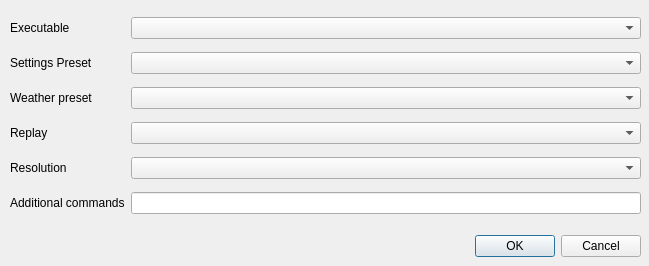
Before: the Qt Designer form source/widgets/test_runner_dialog.ui in X-Plane/telemetry-viewer, drawn with Qt 5.
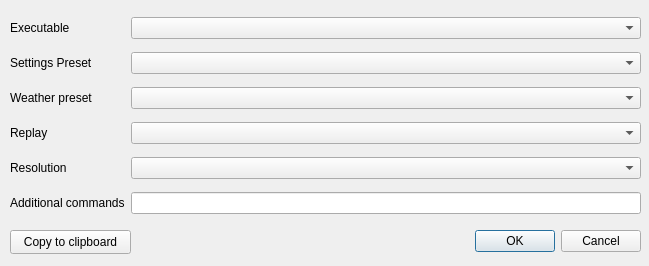
After: the same form once the commit is applied.

Commit message: Added a button to the test runner UI that allows copying the command line arguments to the clipboard

Patch:
```diff
--- a/source/widgets/test_runner_dialog.ui
+++ b/source/widgets/test_runner_dialog.ui
@@ -17,9 +17,9 @@
    <property name="geometry">
     <rect>
      <x>300</x>
-     <y>230</y>
+     <y>221</y>
      <width>341</width>
-     <height>32</height>
+     <height>41</height>
     </rect>
    </property>
    <property name="orientation">
@@ -101,6 +101,19 @@
     </item>
    </layout>
   </widget>
+  <widget class="QPushButton" name="m_copy_to_clipboard">
+   <property name="geometry">
+    <rect>
+     <x>10</x>
+     <y>230</y>
+     <width>121</width>
+     <height>24</height>
+    </rect>
+   </property>
+   <property name="text">
+    <string>Copy to clipboard</string>
+   </property>
+  </widget>
  </widget>
  <resources/>
  <connections>
```
Left out of the diff: 4 changed lines with no effect on the pictures. The commit also changes 1 other file.
